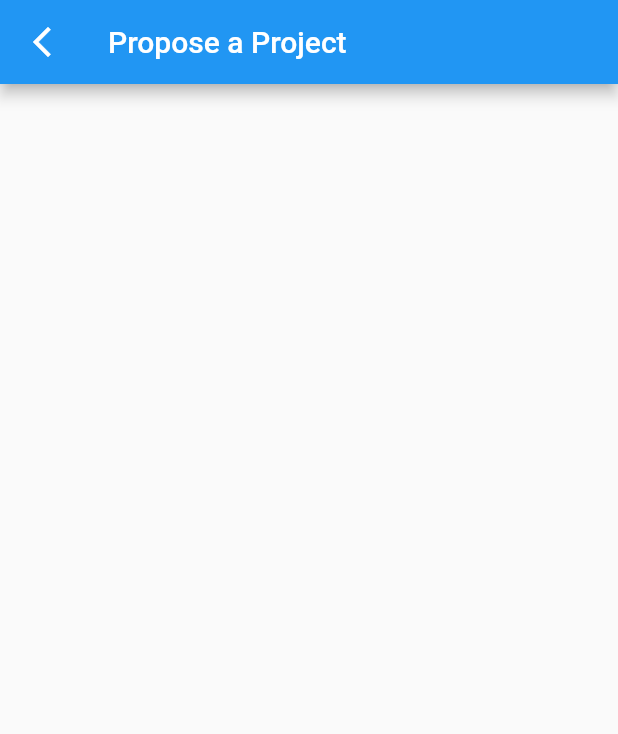
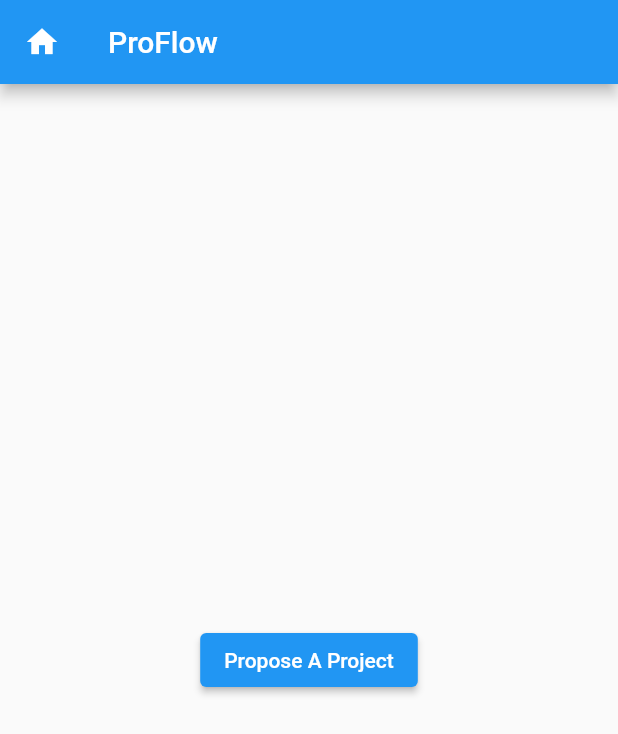
Before and after one commit to NotTYR/proflow, a Flutter app: the ProposalPage screen opened directly, on a phone screen of 412 x 824 dp. Shown: the top 734 px of the screen. Run offline on Flutter 3.47's test engine with Material 2 defaults, Android fonts, the phone set to English and light mode, and no system bars; our stand-ins replace cloud_firestore, dotted_border, firebase_auth, firebase_core, flutter_easyloading, flutter_svg and 5 more; missing offline and left inert: flutter_js, gsheets; accounts and stored records are empty; key blocks and very long unbroken strings in the code were emptied for the run.

Commit message:
propose project

```diff
--- a/lib/navigation/proposal_page.dart
+++ b/lib/navigation/proposal_page.dart
@@ -1,4 +1,6 @@
 import 'package:flutter/material.dart';
+import 'package:ProFlow/appbar.dart';
+import 'retrieve_proposals.dart';
 
 class ProposalPage extends StatefulWidget {
   const ProposalPage({super.key});
@@ -11,16 +13,28 @@ class _ProposalPageState extends State<ProposalPage> {
   @override
   Widget build(BuildContext context) {
     return Scaffold(
-      appBar: AppBar(
-        title: const Text('Propose a Project'),
-        automaticallyImplyLeading: true,
-        leading: IconButton(
-          onPressed: () {
-            Navigator.of(context).pop();
-          },
-          icon: const Icon(Icons.arrow_back_ios_new),
-        ),
-      ),
-    );
+        appBar: ProFlowAppBar(),
+        body: FutureBuilder(
+            future: CheckForProjects(),
+            builder: (BuildContext context, AsyncSnapshot<String> snapshot) {
+              if (snapshot.connectionState == ConnectionState.waiting) {
+                return Center(
+                  child: CircularProgressIndicator(),
+                );
+              }
+              if (snapshot.data == 'true') {
+                return Center(
+                  child: Text('Pending approval'),
+                );
+              } else {
+                return Center(
+                    child: ElevatedButton(
+                        //link this to a page to input project details
+                        onPressed: () {
+                          Propose();
+                        },
+                        child: Text('Propose A Project')));
+              }
+            }));
   }
 }
```
Also changed, not shown: lib/guest_page.dart (+11 -2 lines), lib/home_page.dart (+8 -1 lines), lib/navigation/retrieve_proposals.dart (added, +32 -0 lines).
